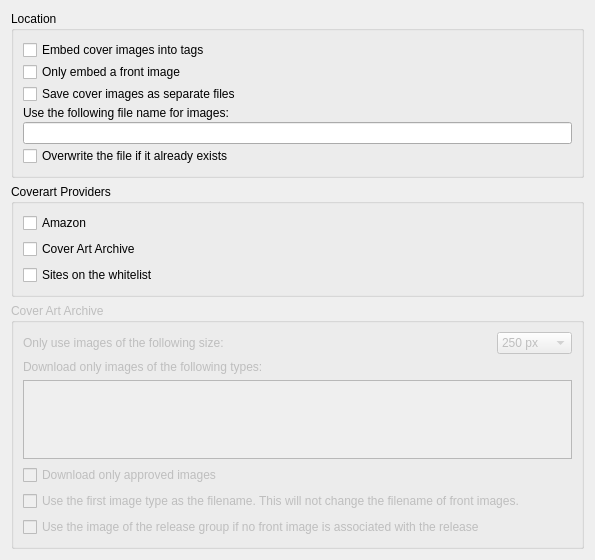
Above: ui/options_cover.ui from metabrainz/picard before the change. Below: the same form after it.
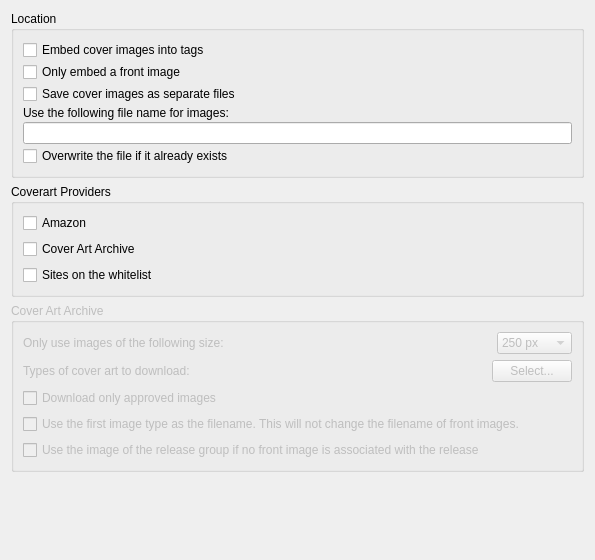
That is the form after the change.

Commit message:
Display a simple dialog to select cover art types
It is much more convenient than the list widget.
The dialog includes "Check All" and "Uncheck All" buttons, as well a "Help" button.

Patch:
```diff
--- a/ui/options_cover.ui
+++ b/ui/options_cover.ui
@@ -153,42 +153,41 @@
        </layout>
       </item>
       <item>
-       <widget class="QLabel" name="label_2">
+       <layout class="QHBoxLayout" name="horizontalLayout2">
+        <item>
+         <widget class="QLabel" name="label">
         <property name="text">
-         <string>Download only images of the following types:</string>
+           <string>Types of cover art to download:</string>
         </property>
        </widget>
       </item>
       <item>
-       <widget class="QListWidget" name="caa_types_selector_1">
+         <spacer name="horizontalSpacer">
+          <property name="orientation">
+           <enum>Qt::Horizontal</enum>
+          </property>
+          <property name="sizeHint" stdset="0">
+           <size>
+            <width>40</width>
+            <height>20</height>
+           </size>
+          </property>
+         </spacer>
+	   </item>
+	   <item>
+		<widget class="QPushButton" name="select_caa_types">
+          <property name="text">
+           <string>Select...</string>
+	      </property>
         <property name="sizePolicy">
-         <sizepolicy hsizetype="Expanding" vsizetype="Expanding">
-          <horstretch>0</horstretch>
+            <sizepolicy hsizetype="Fixed" vsizetype="Fixed">
+             <horstretch>100</horstretch>
           <verstretch>0</verstretch>
          </sizepolicy>
         </property>
-        <property name="horizontalScrollBarPolicy">
-         <enum>Qt::ScrollBarAsNeeded</enum>
-        </property>
-        <property name="tabKeyNavigation">
-         <bool>true</bool>
-        </property>
-        <property name="showDropIndicator" stdset="0">
-         <bool>false</bool>
-        </property>
-        <property name="alternatingRowColors">
-         <bool>true</bool>
-        </property>
-        <property name="selectionMode">
-         <enum>QAbstractItemView::NoSelection</enum>
-        </property>
-        <property name="selectionBehavior">
-         <enum>QAbstractItemView::SelectRows</enum>
-        </property>
-        <property name="verticalScrollMode">
-         <enum>QAbstractItemView::ScrollPerPixel</enum>
-        </property>
-       </widget>
+         </widget>
+        </item>
+       </layout>
       </item>
       <item>
        <widget class="QCheckBox" name="cb_approved_only">
```
Left out of the diff: 2 changed lines with no effect on the pictures. Lines whose indentation alone changed are shown as unchanged. The commit also changes 3 other files.
